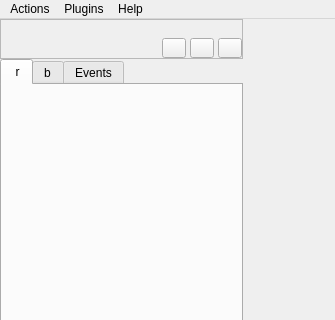
Old version of the form widgets/mainWindow.ui in the repository xmpp-graveyard/jabbim; both pictures show x 0 to 335 and y 0 to 320 of the 335 by 746 pixel window.
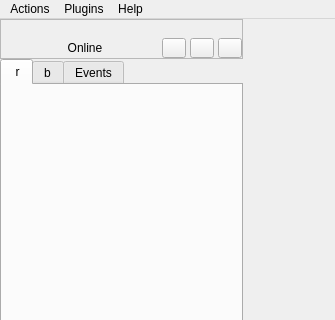
New version of the form. The open tabs and pages were chosen to show the change. Icons and pictures are not drawn.

Patch:
```diff
--- a/widgets/mainWindow.ui
+++ b/widgets/mainWindow.ui
@@ -388,7 +388,52 @@
              <number>4</number>
             </property>
             <item row="1" column="1" >
-             <widget class="QWidget" native="1" name="statusWidget" />
+             <widget class="QWidget" native="1" name="statusWidget2" >
+              <layout class="QHBoxLayout" >
+               <property name="margin" >
+                <number>0</number>
+               </property>
+               <property name="spacing" >
+                <number>0</number>
+               </property>
+               <item>
+                <widget class="QToolButton" name="statusWidget" >
+                 <property name="sizePolicy" >
+                  <sizepolicy>
+                   <hsizetype>7</hsizetype>
+                   <vsizetype>0</vsizetype>
+                   <horstretch>0</horstretch>
+                   <verstretch>0</verstretch>
+                  </sizepolicy>
+                 </property>
+                 <property name="maximumSize" >
+                  <size>
+                   <width>16777215</width>
+                   <height>20</height>
+                  </size>
+                 </property>
+                 <property name="text" >
+                  <string>Online</string>
+                 </property>
+                 <property name="icon" >
+                  <iconset>images/16x16/status/jabber-not_in_roster.png</iconset>
+                 </property>
+                 <property name="popupMode" >
+                  <enum>QToolButton::InstantPopup</enum>
+                 </property>
+                 <property name="toolButtonStyle" >
+                  <enum>Qt::ToolButtonTextBesideIcon</enum>
+                 </property>
+                 <property name="autoRaise" >
+                  <bool>true</bool>
+                 </property>
+                 <property name="arrowType" >
+                  <enum>Qt::NoArrow</enum>
+                 </property>
+                </widget>
+               </item>
+              </layout>
+             </widget>
             </item>
             <item row="0" column="1" colspan="4" >
              <widget class="QLabel" name="selfName" >
```
